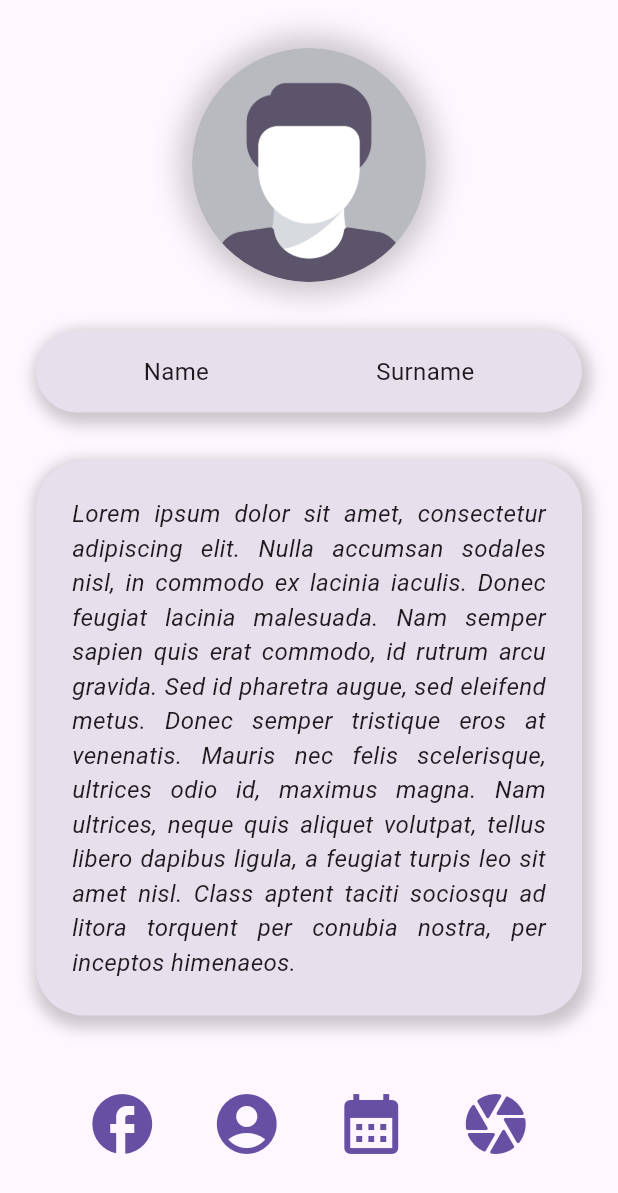
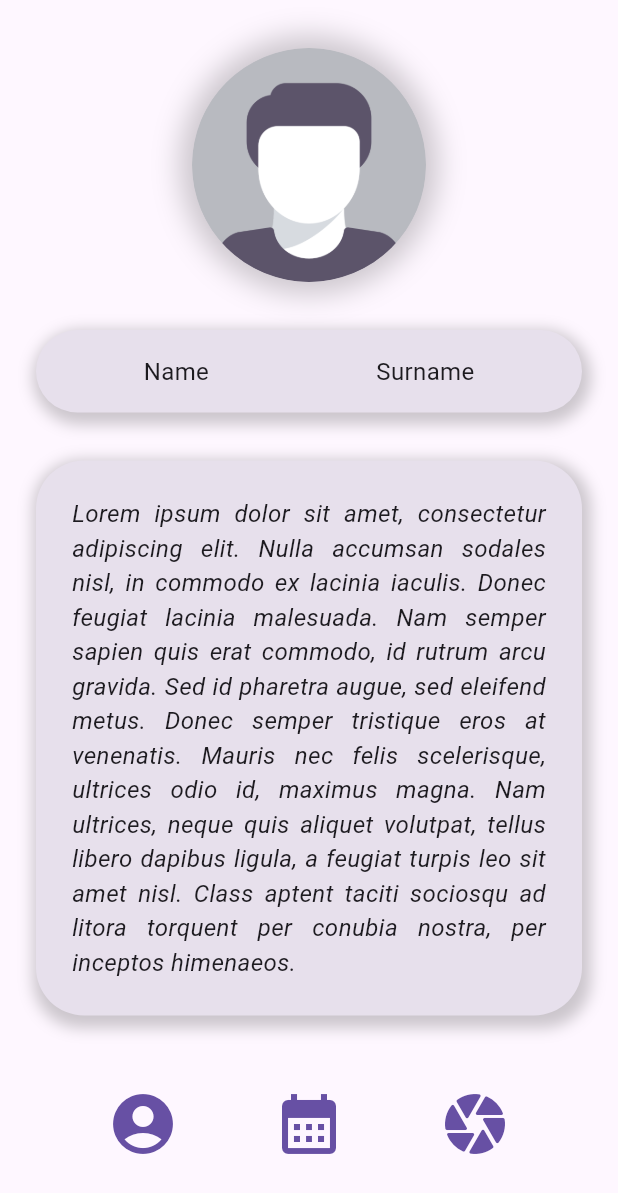
Before and after one commit to bziembanski/thesis-projects, a Flutter app: the SecondScreen widget shown alone on an empty page, opened directly, on a phone screen of 412 x 824 dp. Shown: the top 1193 px of the screen. Run offline on Flutter 3.47's test engine with Material 2 defaults, Android fonts, the phone set to English and light mode, and no system bars; our stand-ins replace dio; network calls fail.

Commit message:
small fixes

```diff
--- a/FlutterExample/lib/screens/second_screen.dart
+++ b/FlutterExample/lib/screens/second_screen.dart
@@ -105,7 +105,6 @@ class SecondScreen extends StatelessWidget {
       child: Wrap(
         alignment: WrapAlignment.spaceAround,
         children: [
-          buildSocialIcon(Icons.facebook_rounded),
           buildSocialIcon(Icons.account_circle_rounded),
           buildSocialIcon(Icons.calendar_month_sharp),
           buildSocialIcon(Icons.camera_rounded),
```
Also changed, not shown: 1 other file.
